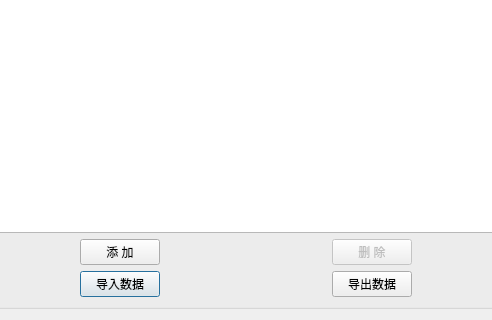
The window that HeGui/HListCollectionDialog.ui (hexianqi/QtCode) describes before a commit, drawn with Qt 5; both pictures show x 108 to 600 and y 280 to 600 of the 800 by 600 pixel window.
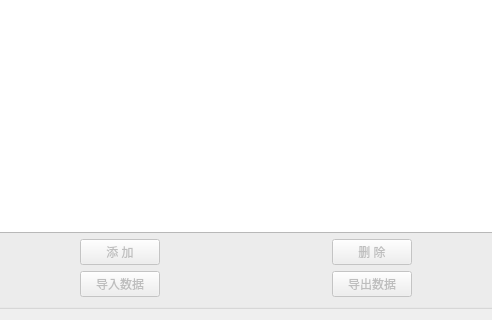
The same window after the commit.

```diff
--- a/HeGui/HListCollectionDialog.ui
+++ b/HeGui/HListCollectionDialog.ui
@@ -29,6 +29,9 @@
       <layout class="QGridLayout" name="gridLayout">
        <item row="2" column="1">
         <widget class="QPushButton" name="pushButton_3">
+         <property name="enabled">
+          <bool>false</bool>
+         </property>
          <property name="text">
           <string>导入数据</string>
          </property>
@@ -49,6 +52,9 @@
        </item>
        <item row="1" column="1">
         <widget class="QPushButton" name="pushButton_1">
+         <property name="enabled">
+          <bool>false</bool>
+         </property>
          <property name="text">
           <string>添 加</string>
          </property>
@@ -79,6 +85,9 @@
        </item>
        <item row="2" column="3">
         <widget class="QPushButton" name="pushButton_4">
+         <property name="enabled">
+          <bool>false</bool>
+         </property>
          <property name="text">
           <string>导出数据</string>
          </property>
```
Left out of the diff: 13 changed lines with no effect on the pictures.
